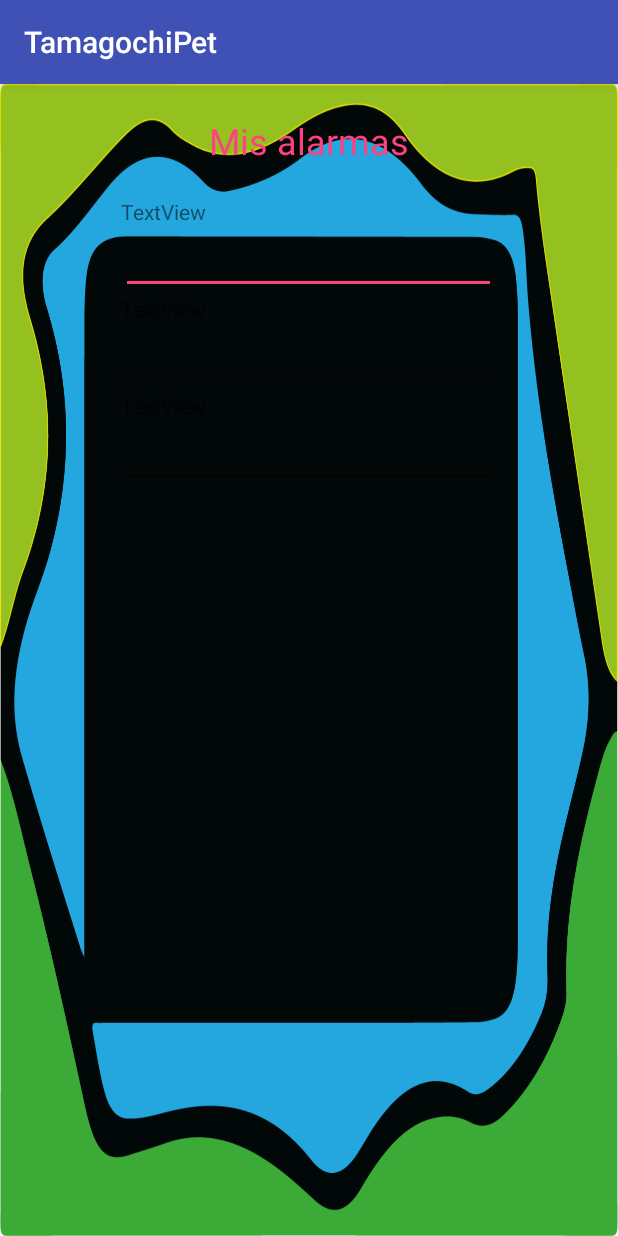
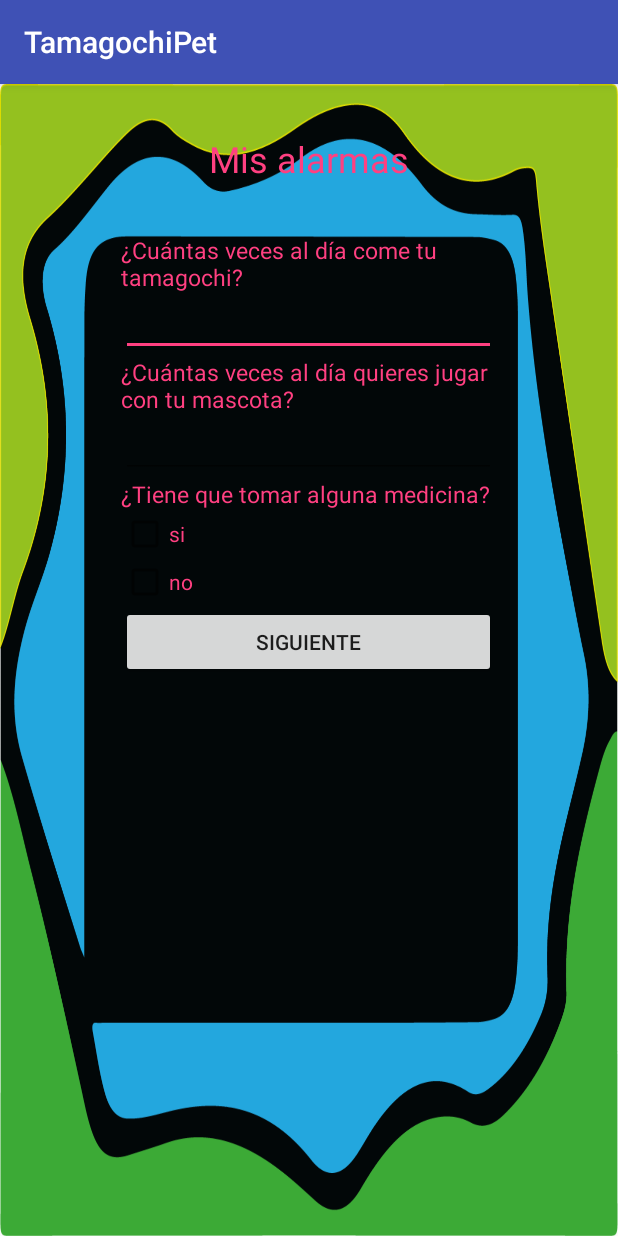
Before and after one commit to Mariapp/Tamagoch, an Android app: the AlarmasActivity screen opened directly, with no data from a screen before it, on a phone screen of 412 x 824 dp. Run offline under Robolectric (Android 15) with nearby library versions, the phone set to English and light mode, and no system bars.

Commit message:
Ultimas actualizaciones

```diff
--- a/app/src/main/java/com/example/didact/tamagochipet/AlarmasActivity.java
+++ b/app/src/main/java/com/example/didact/tamagochipet/AlarmasActivity.java
@@ -6,21 +6,40 @@ import android.content.Context;
 import android.content.Intent;
 import android.support.v7.app.AppCompatActivity;
 import android.os.Bundle;
+import android.view.View;
+import android.widget.CheckBox;
+import android.widget.CheckedTextView;
+import android.widget.EditText;
+import android.widget.Toast;
 
 import java.util.Calendar;
 
 public class AlarmasActivity extends AppCompatActivity {
+
+    EditText etjugar, etcomer;
+    CheckBox checksi, checkno;
+
+
+
     private AlarmManager alarmMgr;
     private PendingIntent alarmIntent;
     Context context;
+
     @Override
     protected void onCreate(Bundle savedInstanceState) {
         super.onCreate(savedInstanceState);
         setContentView(R.layout.activity_alarmas);
 
+        etcomer=(EditText)findViewById(R.id.etcomer);
+        etjugar=(EditText)findViewById(R.id.etjugar);
+        checksi=(CheckBox)findViewById(R.id.checksi);
+        checkno=(CheckBox)findViewById(R.id.checkno);
 
 
-        alarmMgr = (AlarmManager)context.getSystemService(Context.ALARM_SERVICE);
+
+
+
+        /*alarmMgr = (AlarmManager)context.getSystemService(Context.ALARM_SERVICE);
         Intent intent = new Intent(context, AlarmasActivity.class);
         alarmIntent = PendingIntent.getBroadcast(context, 0, intent, 0);
 
@@ -32,8 +51,28 @@ public class AlarmasActivity extends AppCompatActivity {
 
 // Repeticiones en intervalos de 20 minutos
         alarmMgr.setRepeating(AlarmManager.RTC_WAKEUP, calendar.getTimeInMillis(),
-                1000 * 60 * 20, alarmIntent);
+                1000 * 60 * 20, alarmIntent);*/
 
 
     }
+    public void siguiente (View view){
+
+        String cajacomer=etcomer.getText().toString();
+        String cajajugar=etjugar.getText().toString();
+
+        if(cajacomer.equals("")|| cajajugar.equals("")){
+            Toast.makeText(getApplicationContext(), "Por favor, rellena los datos",
+                    Toast.LENGTH_LONG).show();
+            if(checksi.isChecked()){
+
+
+
+        }else{
+            Intent i=new Intent().setClass(getApplicationContext(), AlarmasActivity2.class);
+            startActivity(i);
+        }
+
+
+    }
+    }
 }
--- a/app/src/main/java/com/example/didact/tamagochipet/ConfiguracionMAscotas.java
+++ b/app/src/main/java/com/example/didact/tamagochipet/ConfiguracionMAscotas.java
@@ -12,8 +12,7 @@ public class ConfiguracionMAscotas extends AppCompatActivity {
         super.onCreate(savedInstanceState);
         setContentView(R.layout.activity_configuracion_mascotas);
     }
-    public void alarma (View v){
-
+    public void alarma (View view){
         Intent i=new Intent(getApplicationContext(),AlarmasActivity.class);
         startActivity(i);
 
--- a/app/src/main/java/com/example/didact/tamagochipet/Loginctivity.java
+++ b/app/src/main/java/com/example/didact/tamagochipet/Loginctivity.java
@@ -15,6 +15,7 @@ import com.google.firebase.database.FirebaseDatabase;
 import com.google.firebase.database.ValueEventListener;
 
 public class Loginctivity extends AppCompatActivity {
+    static final String EXTRA_USU="Usu";
 
     private DatabaseReference dbRef;
     private ValueEventListener valueEventListener;
@@ -73,6 +74,7 @@ public class Loginctivity extends AppCompatActivity {
                     if(idpassword.equals(contraseñaobtenida)){
 
                         Intent menuintent=new Intent().setClass(getApplicationContext(), MenuPrincipal.class);
+                        menuintent.putExtra(EXTRA_USU,"Usu");
                         startActivity(menuintent);
                         finish();
                     }else{
@@ -91,4 +93,6 @@ public class Loginctivity extends AppCompatActivity {
 
         dbRef.addValueEventListener(valueEventListener);
 }
+
+
 }
--- a/app/src/main/res/layout/activity_alarmas.xml
+++ b/app/src/main/res/layout/activity_alarmas.xml
@@ -10,7 +10,7 @@
 
     <LinearLayout
         android:layout_width="match_parent"
-        android:layout_height="75dp"
+        android:layout_height="100dp"
         android:layout_gravity="end"
         android:gravity="end"
         android:orientation="horizontal">
@@ -45,40 +45,66 @@
                 android:id="@+id/textView8"
                 android:layout_width="match_parent"
                 android:layout_height="wrap_content"
-                android:text="TextView" />
+                android:textColor="@color/colorAccent"
+                android:textSize="15dp"
+                android:text="¿Cuántas veces al día come tu tamagochi?" />
 
             <EditText
-                android:id="@+id/editText"
+                android:id="@+id/etcomer"
                 android:layout_width="match_parent"
                 android:layout_height="wrap_content"
                 android:ems="10"
-                android:inputType="date" />
+                android:inputType="date"
+                android:textColor="@color/colorAccent"
+                android:textSize="15dp"/>
 
             <TextView
                 android:id="@+id/textView9"
                 android:layout_width="match_parent"
                 android:layout_height="wrap_content"
-                android:text="TextView" />
+                android:textColor="@color/colorAccent"
+                android:textSize="15dp"
+                android:text="¿Cuántas veces al día quieres jugar con tu mascota?" />
 
             <EditText
-                android:id="@+id/editText2"
+                android:id="@+id/etjugar"
                 android:layout_width="match_parent"
                 android:layout_height="wrap_content"
                 android:ems="10"
+                android:textColor="@color/colorAccent"
+                android:textSize="15dp"
                 android:inputType="date" />
 
             <TextView
                 android:id="@+id/textView10"
                 android:layout_width="match_parent"
                 android:layout_height="wrap_content"
-                android:text="TextView" />
+                android:textColor="@color/colorAccent"
+                android:textSize="15dp"
+                android:text="¿Tiene que tomar alguna medicina?" />
 
-            <EditText
-                android:id="@+id/editText3"
+            <CheckBox
+                android:id="@+id/checksi"
                 android:layout_width="match_parent"
                 android:layout_height="wrap_content"
-                android:ems="10"
-                android:inputType="date" />
+                android:text="si"
+                android:textColorHint="@color/colorAccent"
+                android:textColor="@color/colorAccent"/>
+            <CheckBox
+                android:id="@+id/checkno"
+                android:layout_width="match_parent"
+                android:layout_height="wrap_content"
+                android:text="no"
+                android:textColorHint="@color/colorAccent"
+                android:textColor="@color/colorAccent"/>
+
+            <Button
+                android:layout_width="match_parent"
+                android:layout_height="wrap_content"
+                android:text="Siguiente"
+                android:onClick="siguiente"/>
+
+
         </LinearLayout>
 
     </LinearLayout>
--- a/app/src/main/res/layout/activity_configuracion_mascotas.xml
+++ b/app/src/main/res/layout/activity_configuracion_mascotas.xml
@@ -29,7 +29,9 @@
 
     <LinearLayout
         android:layout_width="match_parent"
-        android:layout_height="wrap_content"
+        android:layout_height="match_parent"
+        android:layout_gravity="end"
+        android:gravity="end"
         android:orientation="horizontal">
 
         <ImageView
```
Also changed, not shown: app/src/main/AndroidManifest.xml (+7 -8 lines), app/src/main/java/com/example/didact/tamagochipet/AlarmasActivity2.java (added, +15 -0 lines), app/src/main/res/layout/activity_alarmas2.xml (added, +10 -0 lines).
